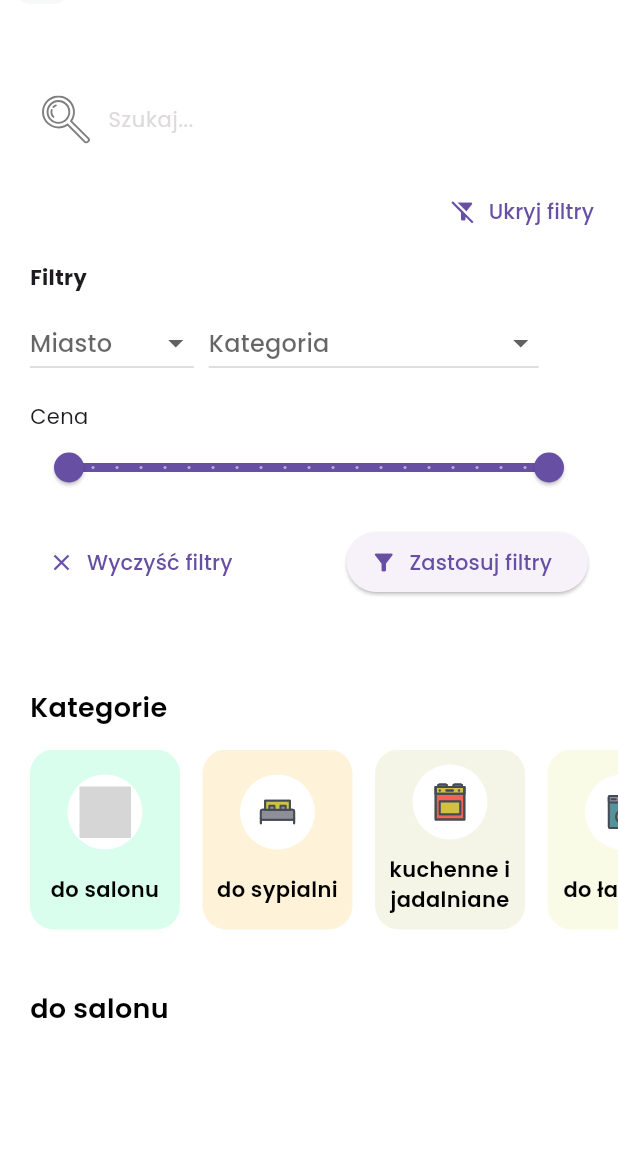
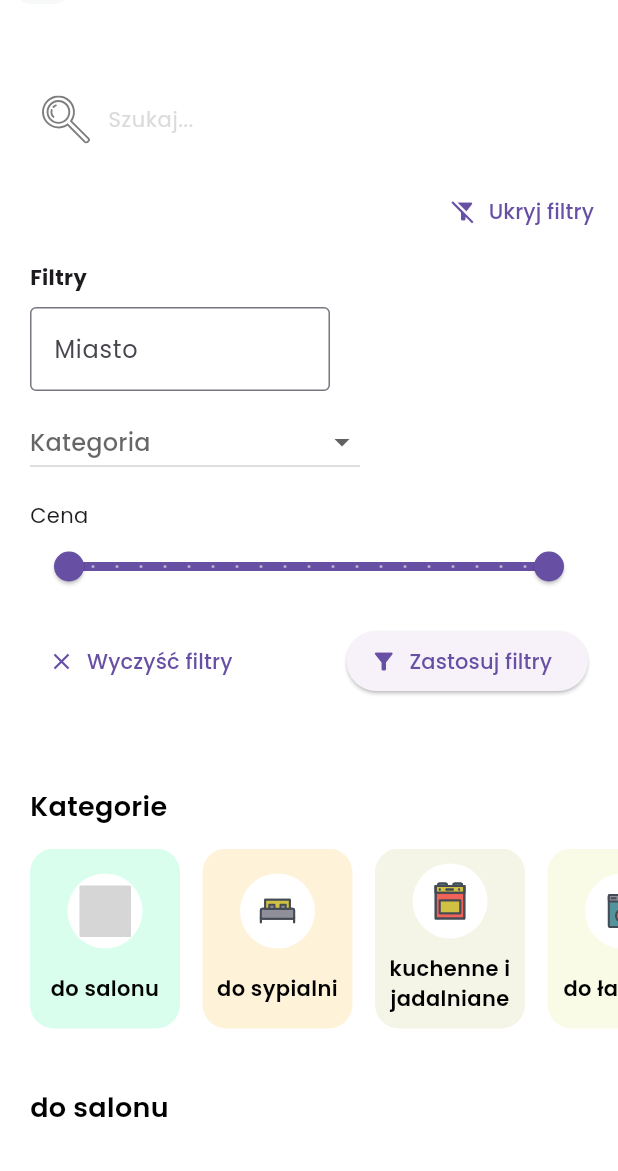
Before and after one commit to MarcinNieckosinski/furni, a Flutter app: the screen it shows after launch, after a tap on "Pokaż filtry", after a tap on "Zastosuj filtry", on a phone screen of 412 x 824 dp, the part 65-1236 px from its top. Run offline on Flutter 3.47's test engine with Material 3 defaults, Android fonts, the light colour scheme and no system bars; our stand-ins replace cloud_firestore, firebase_auth, firebase_core, firebase_storage, flutter_svg, fluttertoast and 3 more; accounts and stored records are empty; grey boxes are pictures that could not be loaded.

Commit message:
filtry - reszta

```diff
--- a/lib/pages/home.dart
+++ b/lib/pages/home.dart
@@ -26,6 +26,8 @@ class _HomePageState extends State<HomePage> {
   String? _selectedCategory;
   RangeValues _priceRange = const RangeValues(0, 10000);
   final TextEditingController _searchController = TextEditingController();
+  final TextEditingController _cityController = TextEditingController();
+
   List<CategoryModel> categories = CategoryModel.getCategories();
   Future<List<LatestSectionsModel>> latestSectionsFuture =
       LatestSectionsModel.getLatestSections();
@@ -69,8 +71,13 @@ class _HomePageState extends State<HomePage> {
             .where((w) => w.isNotEmpty)
             .toList();
 
+    final selectedCity =
+        _cityController.text.trim().isEmpty
+            ? null
+            : _cityController.text.trim();
+
     final hasFilters =
-        _selectedCity != null ||
+        selectedCity != null ||
         _selectedCategory != null ||
         _priceRange != const RangeValues(0, 10000);
 
@@ -125,7 +132,11 @@ class _HomePageState extends State<HomePage> {
 
   bool _filterDoc(DocumentSnapshot doc) {
     final data = doc.data() as Map<String, dynamic>;
-    final cityMatch = _selectedCity == null || data['city'] == _selectedCity;
+    final cityInput = _cityController.text.trim().toLowerCase();
+    final cityMatch =
+        cityInput.isEmpty ||
+        (data['userCity']?.toString().toLowerCase().contains(cityInput) ?? false);
+
     final categoryMatch =
         _selectedCategory == null || data['category'] == _selectedCategory;
     final rawPrice = data['price'];
@@ -145,6 +156,7 @@ class _HomePageState extends State<HomePage> {
   void dispose() {
     _searchController.dispose();
     _debounce?.cancel();
+    _cityController.dispose();
     super.dispose();
   }
 
@@ -211,18 +223,17 @@ class _HomePageState extends State<HomePage> {
                     spacing: 10,
                     runSpacing: 10,
                     children: [
-                      _buildDropdown<String>(
-                        label: 'Miasto',
-                        value: _selectedCity,
-                        items: [
-                          'Warszawa',
-                          'Kraków',
-                          'Poznań',
-                          'Gdańsk',
-                          'Lublin',
-                        ],
-                        onChanged: (val) => setState(() => _selectedCity = val),
+                      SizedBox(
+                        width: 200,
+                        child: TextField(
+                          controller: _cityController,
+                          decoration: const InputDecoration(
+                            labelText: 'Miasto',
+                            border: OutlineInputBorder(),
+                          ),
+                        ),
                       ),
+
                       _buildDropdown<String>(
                         label: 'Kategoria',
                         value: _selectedCategory,
@@ -254,6 +265,7 @@ class _HomePageState extends State<HomePage> {
                             _selectedCity = null;
                             _selectedCategory = null;
                             _priceRange = const RangeValues(0, 10000);
+                            _cityController.clear();
                           });
                         },
                         icon: const Icon(Icons.clear),
@@ -262,6 +274,12 @@ class _HomePageState extends State<HomePage> {
                       ElevatedButton.icon(
                         onPressed: () {
                           FocusScope.of(context).unfocus();
+                          setState(() {
+                            _selectedCity =
+                                _cityController.text.trim().isEmpty
+                                    ? null
+                                    : _cityController.text.trim();
+                          });
                           _performSearch(_searchController.text.trim());
                         },
                         icon: const Icon(Icons.filter_alt),
```
